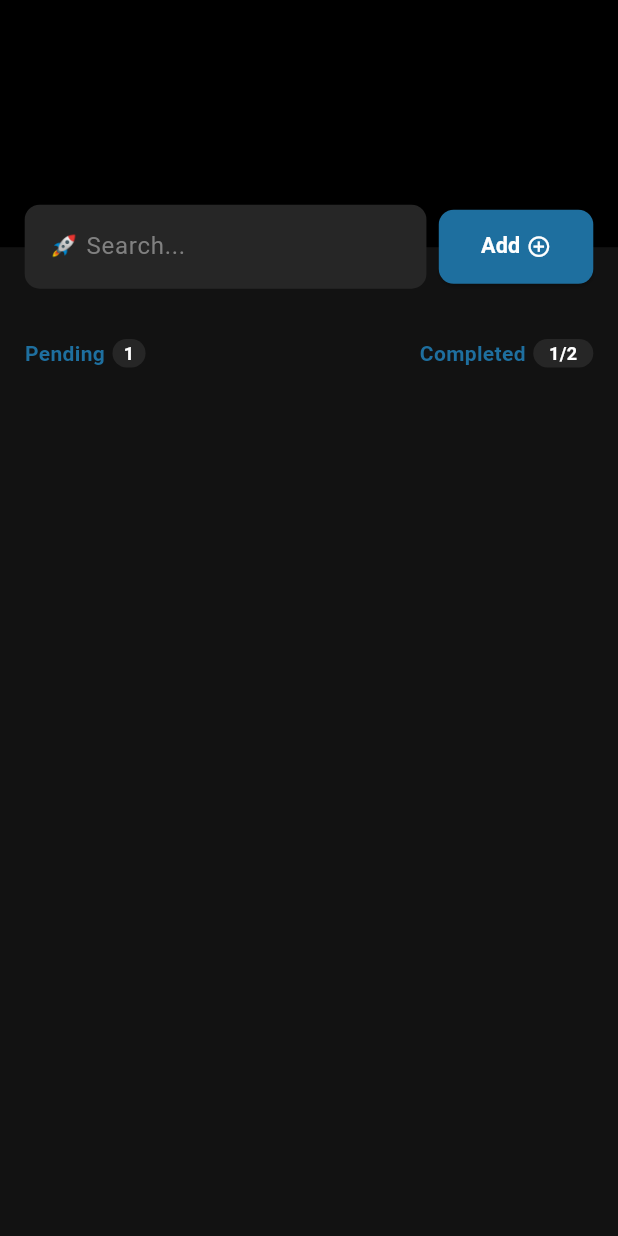
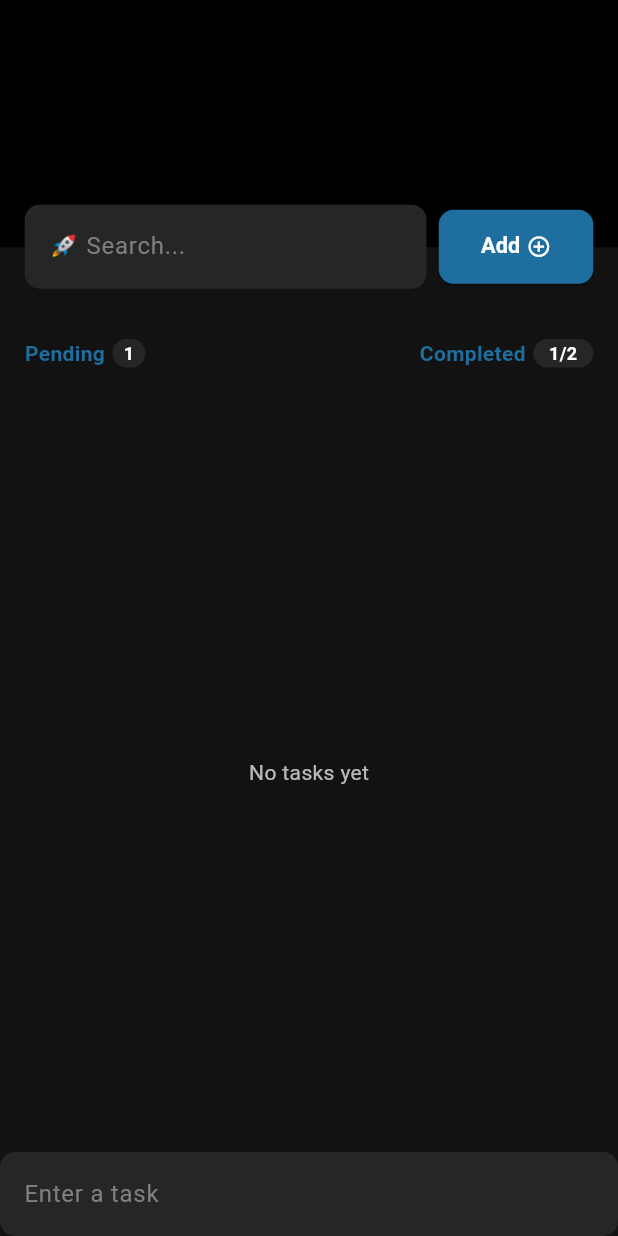
Before and after one commit to mhdsinas22/Taskly, a Flutter app: the screen it shows after launch, after a tap on "Add", on a phone screen of 412 x 824 dp. Run offline on Flutter 3.47's test engine with Material 3 defaults, Android fonts, the phone set to English and light mode, and no system bars; our stand-ins replace cloud_firestore, equatable, firebase_core; accounts and stored records are empty; Roboto replaces fonts that are missing (Manjari).

Commit message:
firebase data store issue

```diff
--- a/lib/core/widgets/custom_textfield/circular_textfield.dart
+++ b/lib/core/widgets/custom_textfield/circular_textfield.dart
@@ -3,12 +3,14 @@ import 'package:borading_week2/core/constants/apptextfield.dart';
 import 'package:flutter/material.dart';
 
 class CircularTextField extends StatelessWidget {
+  final TextEditingController? controller;
   final String hinttext;
-  const CircularTextField({super.key, this.hinttext = ""});
+  const CircularTextField({super.key, this.hinttext = "", this.controller});
 
   @override
   Widget build(BuildContext context) {
     return TextFormField(
+      controller: controller,
       style: TextStyle(color: AppColors.onSurface),
       decoration: InputDecoration(
         border: InputBorder.none,
--- a/lib/main.dart
+++ b/lib/main.dart
@@ -3,17 +3,18 @@
 // Purpose: Initializes and launches the Flutter application
 // Date: 6/10/2005
 // Notes: This file should remain minimal; all app-level configuration should be in app.dart
+import 'package:borading_week2/app.dart';
+import 'package:borading_week2/firebase_options.dart';
 import 'package:firebase_core/firebase_core.dart';
 import 'package:flutter/material.dart';
-import 'package:borading_week2/app.dart';
 
 /// The main function is the entry point of the Flutter application.
 /// It calls runApp() to inflate the given widget (MyApp) and attach it
 /// to the screen as the root of the widget tree.
-void main() {
+void main() async {
   // Ensure that Flutter framework is initialized before running the app
   WidgetsFlutterBinding.ensureInitialized();
-  Firebase.initializeApp();
+  await Firebase.initializeApp(options: DefaultFirebaseOptions.currentPlatform);
   // Launch the application by passing the root widget (MyApp)
   runApp(const MyApp());
 }
--- a/lib/views/home_screen.dart
+++ b/lib/views/home_screen.dart
@@ -1,6 +1,8 @@
 import 'package:borading_week2/core/constants/appcolors.dart';
 import 'package:borading_week2/core/widgets/container/circualrcontainer.dart';
 import 'package:borading_week2/core/widgets/texts/semibold.dart';
+import 'package:borading_week2/models/task.dart';
+import 'package:borading_week2/services/task_service.dart';
 import 'package:flutter/material.dart';
 import 'package:borading_week2/core/widgets/custom_button/circular_button.dart';
 import 'package:borading_week2/core/widgets/custom_textfield/circular_textfield.dart';
@@ -11,6 +13,8 @@ class HomeScreen extends StatelessWidget {
 
   @override
   Widget build(BuildContext context) {
+    final TextEditingController taskcontrller = TextEditingController();
+    final TaskService taskService = TaskService();
     final screenWidth = MediaQuery.of(context).size.width;
     final screenHeight = MediaQuery.of(context).size.height;
 
@@ -42,7 +46,17 @@ class HomeScreen extends StatelessWidget {
                       CircularButton(
                         width: screenWidth * 0.25,
                         height: screenHeight * 0.06,
-                        onPressed: () {},
+                        onPressed: () async {
+                          final task = taskcontrller.text.trim();
+                          if (task.isNotEmpty) {
+                            print("task$task");
+                            await taskService.addTask(task);
+                            taskcontrller.clear();
+                            ScaffoldMessenger.of(context).showSnackBar(
+                              SnackBar(content: Text('Task added!')),
+                            );
+                          }
+                        },
                         child: Row(
                           mainAxisAlignment: MainAxisAlignment.center,
                           children: [
@@ -108,6 +122,61 @@ class HomeScreen extends StatelessWidget {
                     ],
                   ),
                 ),
+                Expanded(
+                  child: StreamBuilder<List<TaskModel>>(
+                    stream: taskService.tasksStream(),
+                    builder: (context, snapshot) {
+                      if (snapshot.connectionState == ConnectionState.waiting) {
+                        return Center(child: CircularProgressIndicator());
+                      }
+                      if (!snapshot.hasData || snapshot.data!.isEmpty) {
+                        return Center(
+                          child: Text(
+                            "No tasks yet",
+                            style: TextStyle(color: Colors.white70),
+                          ),
+                        );
+                      }
+
+                      final tasks = snapshot.data!;
+
+                      return ListView.builder(
+                        itemCount: tasks.length,
+                        itemBuilder: (context, index) {
+                          var todo = tasks[index];
+                          return ListTile(
+                            title: Text(
+                              todo.tasktext,
+                              style: TextStyle(
+                                color: Colors.white,
+                                decoration:
+                                    todo.iscomplted
+                                        ? TextDecoration.lineThrough
+                                        : null,
+                              ),
+                            ),
+                            trailing: Checkbox(
+                              value: todo.iscomplted,
+                              onChanged: (value) {
+                                taskService.updateTask(
+                                  todo.id,
+                                  value as String,
+                                );
+                              },
+                            ),
+                            onLongPress: () {
+                              taskService.deleteTask(todo.id);
+                            },
+                          );
+                        },
+                      );
+                    },
+                  ),
+                ),
+                CircularTextField(
+                  hinttext: "Enter a task",
+                  controller: taskcontrller,
+                ),
               ],
             ),
           ],
```
Also changed, not shown: firebase.json (added), lib/firebase_options.dart (added), 8 other files.
